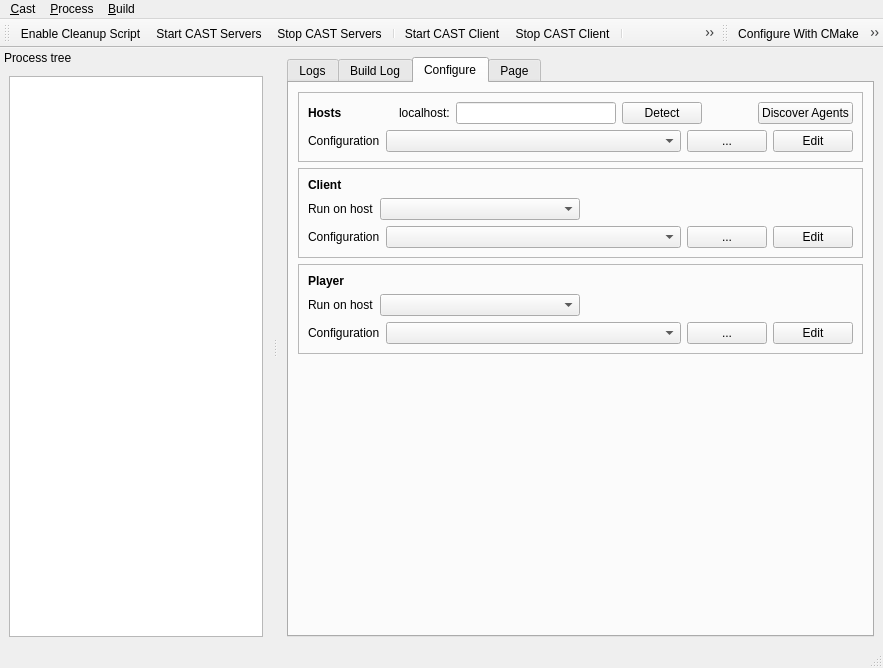
The window that tools/castctrl/trunk/qtui/mainwindow.ui (marc-hanheide/cogx) describes before a commit, drawn with Qt 5.
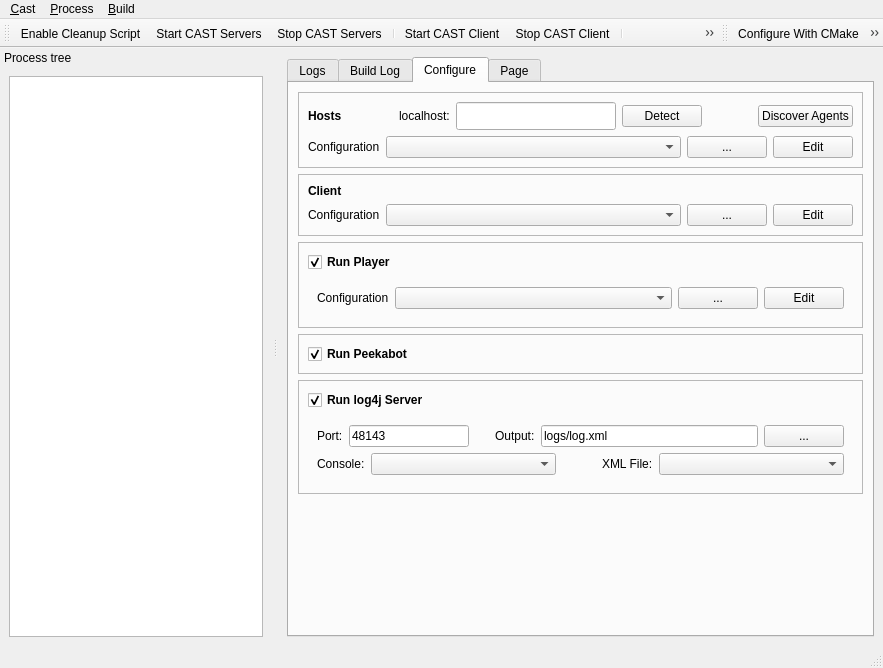
The same window after the commit. The open tabs and pages were chosen to show the change. Icons and pictures are not drawn.

Commit message: castctrl: log4j configuration added

Patch:
```diff
--- a/tools/castctrl/trunk/qtui/mainwindow.ui
+++ b/tools/castctrl/trunk/qtui/mainwindow.ui
@@ -208,7 +208,7 @@
                   <property name="minimumSize">
                    <size>
                     <width>160</width>
-                    <height>0</height>
+                    <height>28</height>
                    </size>
                   </property>
                   <property name="text">
@@ -323,46 +323,6 @@
                 </property>
                </widget>
               </item>
-              <item>
-               <layout class="QHBoxLayout" name="horizontalLayout_13">
-                <item>
-                 <widget class="QLabel" name="label_14">
-                  <property name="text">
-                   <string>Run on host</string>
-                  </property>
-                 </widget>
-                </item>
-                <item>
-                 <widget class="QComboBox" name="clientHostCmbx">
-                  <property name="sizePolicy">
-                   <sizepolicy hsizetype="Preferred" vsizetype="Fixed">
-                    <horstretch>0</horstretch>
-                    <verstretch>0</verstretch>
-                   </sizepolicy>
-                  </property>
-                  <property name="minimumSize">
-                   <size>
-                    <width>200</width>
-                    <height>0</height>
-                   </size>
-                  </property>
-                 </widget>
-                </item>
-                <item>
-                 <spacer name="horizontalSpacer_8">
-                  <property name="orientation">
-                   <enum>Qt::Horizontal</enum>
-                  </property>
-                  <property name="sizeHint" stdset="0">
-                   <size>
-                    <width>40</width>
-                    <height>20</height>
-                   </size>
-                  </property>
-                 </spacer>
-                </item>
-               </layout>
-              </item>
               <item>
                <layout class="QHBoxLayout" name="horizontalLayout_14">
                 <item>
@@ -420,7 +380,7 @@
              </property>
              <layout class="QVBoxLayout" name="verticalLayout_13">
               <item>
-               <widget class="QLabel" name="label_12">
+               <widget class="QCheckBox" name="ckRunPlayer">
                 <property name="font">
                  <font>
                   <weight>75</weight>
@@ -428,93 +388,284 @@
                  </font>
                 </property>
                 <property name="text">
-                 <string>Player</string>
+                 <string>Run Player</string>
                 </property>
+                <property name="checked">
+                 <bool>true</bool>
+                </property>
                </widget>
               </item>
               <item>
-               <layout class="QHBoxLayout" name="horizontalLayout_11">
-                <item>
-                 <widget class="QLabel" name="label_13">
-                  <property name="text">
-                   <string>Run on host</string>
-                  </property>
-                 </widget>
-                </item>
-                <item>
-                 <widget class="QComboBox" name="playerHostCmbx">
-                  <property name="sizePolicy">
-                   <sizepolicy hsizetype="Preferred" vsizetype="Fixed">
-                    <horstretch>0</horstretch>
-                    <verstretch>0</verstretch>
-                   </sizepolicy>
-                  </property>
-                  <property name="minimumSize">
-                   <size>
-                    <width>200</width>
-                    <height>0</height>
-                   </size>
-                  </property>
-                 </widget>
-                </item>
-                <item>
-                 <spacer name="horizontalSpacer_7">
-                  <property name="orientation">
-                   <enum>Qt::Horizontal</enum>
-                  </property>
-                  <property name="sizeHint" stdset="0">
-                   <size>
-                    <width>40</width>
-                    <height>20</height>
-                   </size>
-                  </property>
-                 </spacer>
-                </item>
-               </layout>
+               <widget class="QWidget" name="playerConfigPanel" native="true">
+                <property name="minimumSize">
+                 <size>
+                  <width>0</width>
+                  <height>0</height>
+                 </size>
+                </property>
+                <layout class="QVBoxLayout" name="verticalLayout_10">
+                 <item>
+                  <layout class="QHBoxLayout" name="horizontalLayout_12">
+                   <item>
+                    <widget class="QLabel" name="label_8">
+                     <property name="text">
+                      <string>Configuration</string>
+                     </property>
+                    </widget>
+                   </item>
+                   <item>
+                    <widget class="QComboBox" name="playerConfigCmbx">
+                     <property name="sizePolicy">
+                      <sizepolicy hsizetype="Expanding" vsizetype="Fixed">
+                       <horstretch>4</horstretch>
+                       <verstretch>0</verstretch>
+                      </sizepolicy>
+                     </property>
+                     <property name="minimumSize">
+                      <size>
+                       <width>200</width>
+                       <height>0</height>
+                      </size>
+                     </property>
+                     <property name="statusTip">
+                      <string>Player configuration file</string>
+                     </property>
+                    </widget>
+                   </item>
+                   <item>
+                    <widget class="QPushButton" name="btBrowsePlayerFile">
+                     <property name="text">
+                      <string>...</string>
+                     </property>
+                    </widget>
+                   </item>
+                   <item>
+                    <widget class="QPushButton" name="btEditPlayerConfig">
+                     <property name="text">
+                      <string>Edit</string>
+                     </property>
+                    </widget>
+                   </item>
+                  </layout>
+                 </item>
+                </layout>
+               </widget>
               </item>
+             </layout>
+            </widget>
+           </item>
+           <item>
+            <widget class="QFrame" name="frame_7">
+             <property name="frameShape">
+              <enum>QFrame::StyledPanel</enum>
+             </property>
+             <property name="frameShadow">
+              <enum>QFrame::Raised</enum>
+             </property>
+             <layout class="QVBoxLayout" name="verticalLayout_12">
               <item>
-               <layout class="QHBoxLayout" name="horizontalLayout_12">
-                <item>
-                 <widget class="QLabel" name="label_8">
-                  <property name="text">
-                   <string>Configuration</string>
-                  </property>
-                 </widget>
-                </item>
-                <item>
-                 <widget class="QComboBox" name="playerConfigCmbx">
-                  <property name="sizePolicy">
-                   <sizepolicy hsizetype="Expanding" vsizetype="Fixed">
-                    <horstretch>4</horstretch>
-                    <verstretch>0</verstretch>
-                   </sizepolicy>
-                  </property>
-                  <property name="minimumSize">
-                   <size>
-                    <width>200</width>
-                    <height>0</height>
-                   </size>
-                  </property>
-                  <property name="statusTip">
-                   <string>Player configuration file</string>
-                  </property>
-                 </widget>
-                </item>
-                <item>
-                 <widget class="QPushButton" name="btBrowsePlayerFile">
-                  <property name="text">
-                   <string>...</string>
-                  </property>
-                 </widget>
-                </item>
-                <item>
-                 <widget class="QPushButton" name="btEditPlayerConfig">
-                  <property name="text">
-                   <string>Edit</string>
-                  </property>
-                 </widget>
-                </item>
-               </layout>
+               <widget class="QCheckBox" name="ckRunPeekabot">
+                <property name="font">
+                 <font>
+                  <weight>75</weight>
+                  <bold>true</bold>
+                 </font>
+                </property>
+                <property name="toolTip">
+                 <string>Run Peekabot with External Servers</string>
+                </property>
+                <property name="text">
+                 <string>Run Peekabot</string>
+                </property>
+                <property name="checked">
+                 <bool>true</bool>
+                </property>
+               </widget>
+              </item>
+             </layout>
+            </widget>
+           </item>
+           <item>
+            <widget class="QFrame" name="frame_8">
+             <property name="minimumSize">
+              <size>
+               <width>0</width>
+               <height>0</height>
+              </size>
+             </property>
+             <property name="frameShape">
+              <enum>QFrame::StyledPanel</enum>
+             </property>
+             <property name="frameShadow">
+              <enum>QFrame::Raised</enum>
+             </property>
+             <layout class="QVBoxLayout" name="verticalLayout_15">
+              <item>
+               <widget class="QCheckBox" name="ckRunLog4jServer">
+                <property name="font">
+                 <font>
+                  <weight>75</weight>
+                  <bold>true</bold>
+                 </font>
+                </property>
+                <property name="toolTip">
+                 <string>Run log4j.SimpleSocketServer with External Servers</string>
+                </property>
+                <property name="text">
+                 <string>Run log4j Server</string>
+                </property>
+                <property name="checked">
+                 <bool>true</bool>
+                </property>
+               </widget>
+              </item>
+              <item>
+               <widget class="QWidget" name="log4jConfigPanel" native="true">
+                <property name="minimumSize">
+                 <size>
+                  <width>0</width>
+                  <height>0</height>
+                 </size>
+                </property>
+                <layout class="QVBoxLayout" name="verticalLayout_16">
+                 <item>
+                  <layout class="QHBoxLayout" name="horizontalLayout_17">
+                   <item>
+                    <widget class="QLabel" name="label_7">
+                     <property name="text">
+                      <string>Port:</string>
+                     </property>
+                    </widget>
+                   </item>
+                   <item>
+                    <widget class="QLineEdit" name="edLo4jServerPort">
+                     <property name="minimumSize">
+                      <size>
+                       <width>0</width>
+                       <height>0</height>
+                      </size>
+                     </property>
+                     <property name="maximumSize">
+                      <size>
+                       <width>120</width>
+                       <height>16777215</height>
+                      </size>
+                     </property>
+                     <property name="text">
+                      <string>48143</string>
+                     </property>
+                     <property name="maxLength">
+                      <number>8</number>
+                     </property>
+                    </widget>
+                   </item>
+                   <item>
+                    <spacer name="horizontalSpacer_11">
+                     <property name="orientation">
+                      <enum>Qt::Horizontal</enum>
+                     </property>
+                     <property name="sizeType">
+                      <enum>QSizePolicy::Fixed</enum>
+                     </property>
+                     <property name="sizeHint" stdset="0">
+                      <size>
+                       <width>20</width>
+                       <height>20</height>
+                      </size>
+                     </property>
+                    </spacer>
+                   </item>
+                   <item>
+                    <widget class="QLabel" name="label_11">
+                     <property name="text">
+                      <string>Output:</string>
+                     </property>
+                    </widget>
+                   </item>
+                   <item>
+                    <widget class="QLineEdit" name="edLog4jOutfile">
+                     <property name="text">
+                      <string>logs/log.xml</string>
+                     </property>
+                     <property name="maxLength">
+                      <number>256</number>
+                     </property>
+                    </widget>
+                   </item>
+                   <item>
+                    <widget class="QPushButton" name="btBrowseLog4jOutfile">
+                     <property name="text">
+                      <string>...</string>
+                     </property>
+                    </widget>
+                   </item>
+                  </layout>
+                 </item>
+                 <item>
+                  <layout class="QHBoxLayout" name="horizontalLayout_19">
+                   <item>
+                    <widget class="QLabel" name="label_12">
+                     <property name="text">
+                      <string>Console:</string>
+                     </property>
+                    </widget>
+                   </item>
+                   <item>
+                    <widget class="QComboBox" name="log4jConsoleLevelCmbx">
+                     <property name="sizePolicy">
+                      <sizepolicy hsizetype="Expanding" vsizetype="Fixed">
+                       <horstretch>0</horstretch>
+                       <verstretch>0</verstretch>
+                      </sizepolicy>
+                     </property>
+                     <property name="minimumSize">
+                      <size>
+                       <width>0</width>
+                       <height>0</height>
+                      </size>
+                     </property>
+                     <property name="statusTip">
+                      <string>Player configuration file</string>
+                     </property>
+                    </widget>
+                   </item>
+                   <item>
+                    <spacer name="horizontalSpacer_13">
+                     <property name="orientation">
+                      <enum>Qt::Horizontal</enum>
+                     </property>
+                     <property name="sizeType">
+                      <enum>QSizePolicy::Fixed</enum>
+                     </property>
+                     <property name="sizeHint" stdset="0">
+                      <size>
+                       <width>40</width>
+                       <height>20</height>
+                      </size>
+                     </property>
+                    </spacer>
+                   </item>
+                   <item>
+                    <widget class="QLabel" name="label_16">
+                     <property name="text">
+                      <string>XML File:</string>
+                     </property>
+                    </widget>
+                   </item>
+                   <item>
+                    <widget class="QComboBox" name="log4jFileLevelCmbx">
+                     <property name="sizePolicy">
+                      <sizepolicy hsizetype="Expanding" vsizetype="Fixed">
+                       <horstretch>0</horstretch>
+                       <verstretch>0</verstretch>
+                      </sizepolicy>
+                     </property>
+                    </widget>
+                   </item>
+                  </layout>
+                 </item>
+                </layout>
+               </widget>
               </item>
              </layout>
             </widget>
@@ -890,6 +1041,168 @@
             </item>
            </layout>
           </widget>
+          <widget class="QWidget" name="layoutWidget_2">
+           <property name="geometry">
+            <rect>
+             <x>20</x>
+             <y>230</y>
+             <width>564</width>
+             <height>29</height>
+            </rect>
+           </property>
+           <layout class="QHBoxLayout" name="horizontalLayout_11">
+            <item>
+             <widget class="QLabel" name="label_13">
+              <property name="enabled">
+               <bool>false</bool>
+              </property>
+              <property name="text">
+               <string>Run on host</string>
+              </property>
+             </widget>
+            </item>
+            <item>
+             <widget class="QComboBox" name="playerHostCmbx">
+              <property name="enabled">
+               <bool>false</bool>
+              </property>
+              <property name="sizePolicy">
+               <sizepolicy hsizetype="Preferred" vsizetype="Fixed">
+                <horstretch>0</horstretch>
+                <verstretch>0</verstretch>
+               </sizepolicy>
+              </property>
+              <property name="minimumSize">
+               <size>
+                <width>200</width>
+                <height>0</height>
+               </size>
+              </property>
+             </widget>
+            </item>
+            <item>
+             <spacer name="horizontalSpacer_7">
+              <property name="orientation">
+               <enum>Qt::Horizontal</enum>
+              </property>
+              <property name="sizeHint" stdset="0">
+               <size>
+                <width>40</width>
+                <height>20</height>
+               </size>
+              </property>
+             </spacer>
+            </item>
+           </layout>
+          </widget>
+          <widget class="QWidget" name="layoutWidget_3">
+           <property name="geometry">
+            <rect>
+             <x>10</x>
+             <y>270</y>
+             <width>327</width>
+             <height>29</height>
+            </rect>
+           </property>
+           <layout class="QHBoxLayout" name="horizontalLayout_13">
+            <item>
+             <widget class="QLabel" name="label_14">
+              <property name="enabled">
+               <bool>false</bool>
+              </property>
+              <property name="text">
+               <string>Run on host</string>
+              </property>
+             </widget>
+            </item>
+            <item>
+             <widget class="QComboBox" name="peekabotHostCmbx">
+              <property name="enabled">
+               <bool>false</bool>
+              </property>
+              <property name="sizePolicy">
+               <sizepolicy hsizetype="Preferred" vsizetype="Fixed">
+                <horstretch>0</horstretch>
+                <verstretch>0</verstretch>
+               </sizepolicy>
+              </property>
+              <property name="minimumSize">
+               <size>
+                <width>200</width>
+                <height>0</height>
+               </size>
+              </property>
+             </widget>
+            </item>
+            <item>
+             <spacer name="horizontalSpacer_8">
+              <property name="orientation">
+               <enum>Qt::Horizontal</enum>
+              </property>
+              <property name="sizeHint" stdset="0">
+               <size>
+                <width>40</width>
+                <height>20</height>
+               </size>
+              </property>
+             </spacer>
+            </item>
+           </layout>
+          </widget>
+          <widget class="QWidget" name="layoutWidget_4">
+           <property name="geometry">
+            <rect>
+             <x>10</x>
+             <y>310</y>
+             <width>564</width>
+             <height>29</height>
+            </rect>
+           </property>
+           <layout class="QHBoxLayout" name="horizontalLayout_18">
+            <item>
+             <widget class="QLabel" name="label_15">
+              <property name="enabled">
+               <bool>false</bool>
+              </property>
+              <property name="text">
+               <string>Run on host</string>
+              </property>
+             </widget>
+            </item>
+            <item>
+             <widget class="QComboBox" name="log4jHostCmbx">
+              <property name="enabled">
+               <bool>false</bool>
+              </property>
+              <property name="sizePolicy">
+               <sizepolicy hsizetype="Preferred" vsizetype="Fixed">
+                <horstretch>0</horstretch>
+                <verstretch>0</verstretch>
+               </sizepolicy>
+              </property>
+              <property name="minimumSize">
+               <size>
+                <width>200</width>
+                <height>0</height>
+               </size>
+              </property>
+             </widget>
+            </item>
+            <item>
+             <spacer name="horizontalSpacer_12">
+              <property name="orientation">
+               <enum>Qt::Horizontal</enum>
+              </property>
+              <property name="sizeHint" stdset="0">
+               <size>
+                <width>40</width>
+                <height>20</height>
+               </size>
+              </property>
+             </spacer>
+            </item>
+           </layout>
+          </widget>
          </widget>
         </widget>
        </item>
```
Left out of the diff: 9 changed lines with no effect on the pictures. The commit also changes 7 other files.
